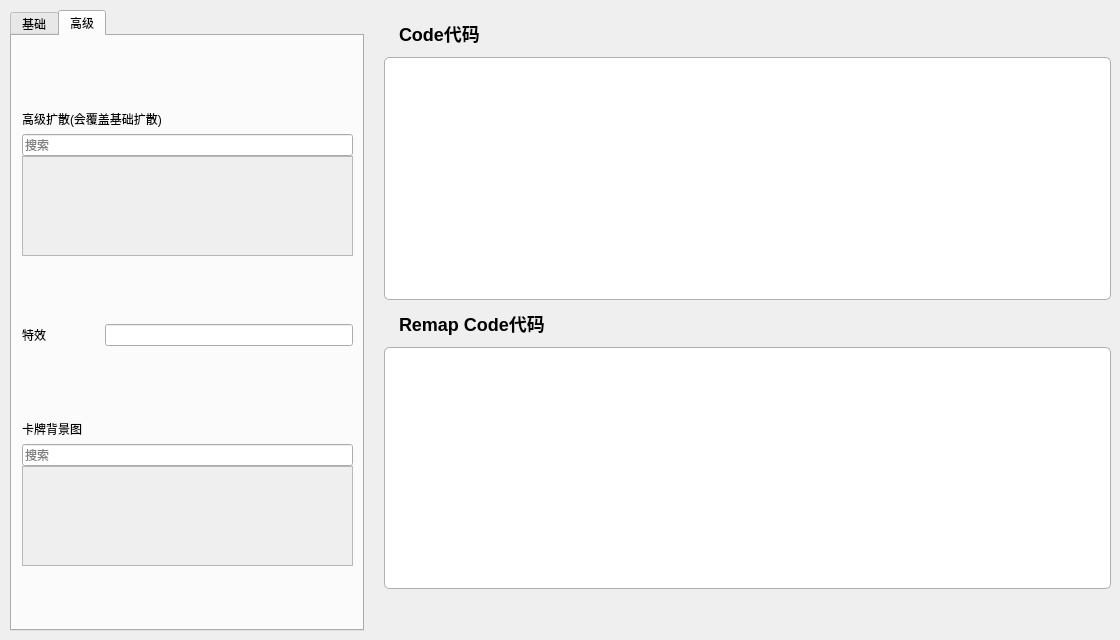
This is visualizationSrc/qtUI/CardControler/cardDetailsModel.ui in NWYLZW/A-Language-IDE as Qt 5 draws it before an edit. The edited form follows.
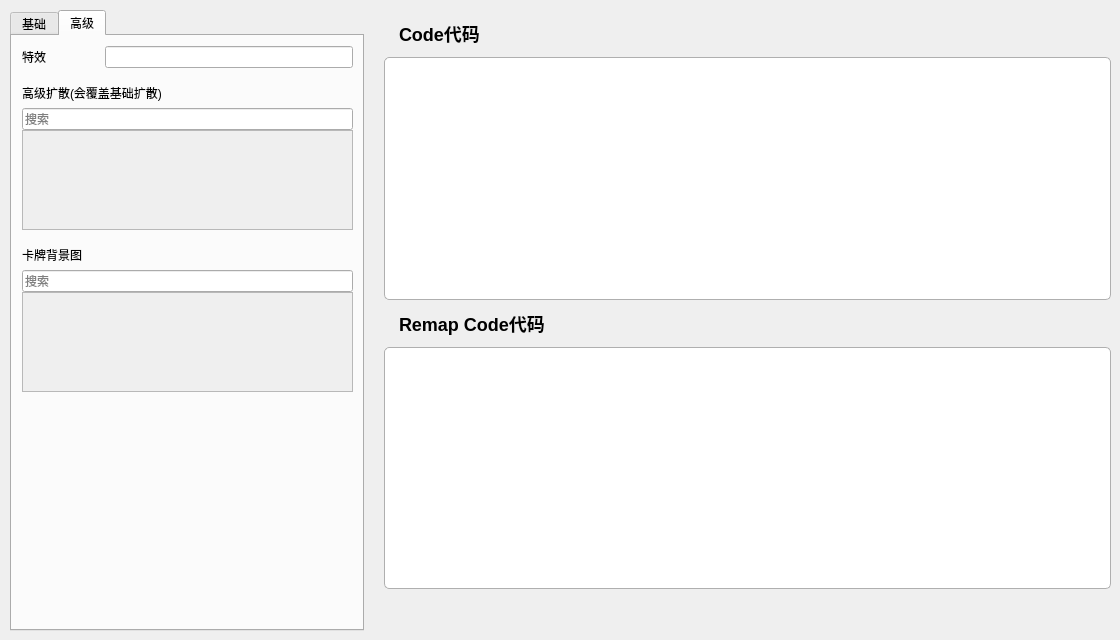
This is the edited form. The open tabs and pages were chosen to show the change. Icons and pictures are not drawn.

The edit to the form file:
```diff
--- a/visualizationSrc/qtUI/CardControler/cardDetailsModel.ui
+++ b/visualizationSrc/qtUI/CardControler/cardDetailsModel.ui
@@ -77,6 +77,9 @@
           <height>16777215</height>
          </size>
         </property>
+        <property name="styleSheet">
+         <string notr="true"/>
+        </property>
         <property name="currentIndex">
          <number>0</number>
         </property>
@@ -457,7 +460,7 @@
             <height>601</height>
            </rect>
           </property>
-          <layout class="QVBoxLayout" name="verticalLayout_3" stretch="1,0,1">
+          <layout class="QVBoxLayout" name="verticalLayout_3" stretch="0,1,1,1">
            <property name="spacing">
             <number>10</number>
            </property>
@@ -473,56 +476,6 @@
            <property name="bottomMargin">
             <number>10</number>
            </property>
-           <item>
-            <layout class="QVBoxLayout" name="verticalLayout_4">
-             <property name="spacing">
-              <number>0</number>
-             </property>
-             <item>
-              <widget class="QLabel" name="label_3">
-               <property name="maximumSize">
-                <size>
-                 <width>16777215</width>
-                 <height>30</height>
-                </size>
-               </property>
-               <property name="text">
-                <string>高级扩散(会覆盖基础扩散)</string>
-               </property>
-              </widget>
-             </item>
-             <item>
-              <widget class="QLineEdit" name="lineEdit_3">
-               <property name="placeholderText">
-                <string>搜索</string>
-               </property>
-              </widget>
-             </item>
-             <item>
-              <widget class="QScrollArea" name="scrollArea_2">
-               <property name="maximumSize">
-                <size>
-                 <width>16777215</width>
-                 <height>100</height>
-                </size>
-               </property>
-               <property name="widgetResizable">
-                <bool>true</bool>
-               </property>
-               <widget class="QWidget" name="scrollAreaWidgetContents_2">
-                <property name="geometry">
-                 <rect>
-                  <x>0</x>
-                  <y>0</y>
-                  <width>327</width>
-                  <height>98</height>
-                 </rect>
-                </property>
-               </widget>
-              </widget>
-             </item>
-            </layout>
-           </item>
            <item>
             <layout class="QHBoxLayout" name="effectCode_L" stretch="1,3">
              <property name="spacing">
@@ -546,6 +499,65 @@
              </item>
             </layout>
            </item>
+           <item>
+            <layout class="QVBoxLayout" name="verticalLayout_4" stretch="0,0,0">
+             <property name="spacing">
+              <number>0</number>
+             </property>
+             <item>
+              <widget class="QLabel" name="label_3">
+               <property name="maximumSize">
+                <size>
+                 <width>16777215</width>
+                 <height>30</height>
+                </size>
+               </property>
+               <property name="text">
+                <string>高级扩散(会覆盖基础扩散)</string>
+               </property>
+              </widget>
+             </item>
+             <item>
+              <widget class="QLineEdit" name="betterSpread_Search">
+               <property name="placeholderText">
+                <string>搜索</string>
+               </property>
+              </widget>
+             </item>
+             <item>
+              <widget class="QScrollArea" name="betterSpread">
+               <property name="minimumSize">
+                <size>
+                 <width>0</width>
+                 <height>100</height>
+                </size>
+               </property>
+               <property name="maximumSize">
+                <size>
+                 <width>16777215</width>
+                 <height>100</height>
+                </size>
+               </property>
+               <property name="styleSheet">
+                <string notr="true"/>
+               </property>
+               <property name="widgetResizable">
+                <bool>true</bool>
+               </property>
+               <widget class="QWidget" name="betterSpread_W">
+                <property name="geometry">
+                 <rect>
+                  <x>0</x>
+                  <y>0</y>
+                  <width>327</width>
+                  <height>98</height>
+                 </rect>
+                </property>
+               </widget>
+              </widget>
+             </item>
+            </layout>
+           </item>
            <item>
             <layout class="QVBoxLayout" name="verticalLayout_7">
              <property name="spacing">
@@ -596,6 +608,9 @@
              </item>
             </layout>
            </item>
+           <item>
+            <widget class="QWidget" name="widget" native="true"/>
+           </item>
           </layout>
          </widget>
         </widget>
```
Left out of the diff: 8 changed lines with no effect on the pictures.
